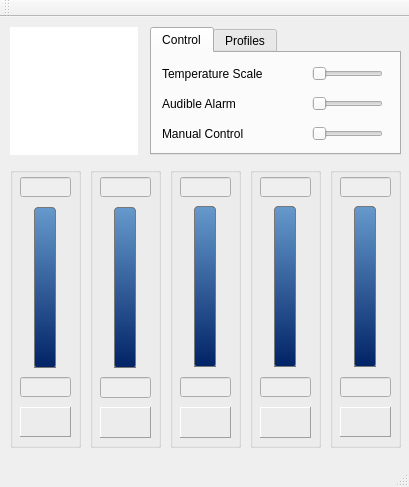
This is gui_mainwindow.ui in Shub77/phoebetria-code as Qt 5 draws it before an edit. The edited form follows.
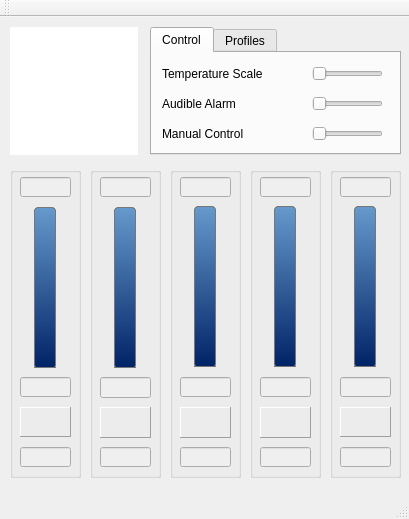
This is the edited form. Icons and pictures are not drawn.

Commit message: Added text boxes for alarm temperatures.

What changed in the file:
```diff
--- a/gui_mainwindow.ui
+++ b/gui_mainwindow.ui
@@ -7,7 +7,7 @@
     <x>0</x>
     <y>0</y>
     <width>409</width>
-    <height>487</height>
+    <height>519</height>
    </rect>
   </property>
   <property name="sizePolicy">
@@ -39,7 +39,7 @@
       <x>330</x>
       <y>150</y>
       <width>71</width>
-      <height>281</height>
+      <height>311</height>
      </rect>
     </property>
     <property name="autoFillBackground">
@@ -186,6 +186,28 @@
       <enum>QSlider::TicksAbove</enum>
      </property>
     </widget>
+    <widget class="QLineEdit" name="ctrl_channel5alarmTemp">
+     <property name="enabled">
+      <bool>false</bool>
+     </property>
+     <property name="geometry">
+      <rect>
+       <x>10</x>
+       <y>280</y>
+       <width>51</width>
+       <height>20</height>
+      </rect>
+     </property>
+     <property name="toolTip">
+      <string>Current RPM</string>
+     </property>
+     <property name="text">
+      <string/>
+     </property>
+     <property name="readOnly">
+      <bool>true</bool>
+     </property>
+    </widget>
    </widget>
    <widget class="QGroupBox" name="groupBox_3">
     <property name="geometry">
@@ -193,7 +215,7 @@
       <x>90</x>
       <y>150</y>
       <width>71</width>
-      <height>281</height>
+      <height>311</height>
      </rect>
     </property>
     <property name="autoFillBackground">
@@ -340,6 +362,28 @@
       <enum>QSlider::TicksAbove</enum>
      </property>
     </widget>
+    <widget class="QLineEdit" name="ctrl_channel2alarmTemp">
+     <property name="enabled">
+      <bool>false</bool>
+     </property>
+     <property name="geometry">
+      <rect>
+       <x>10</x>
+       <y>280</y>
+       <width>51</width>
+       <height>20</height>
+      </rect>
+     </property>
+     <property name="toolTip">
+      <string>Current RPM</string>
+     </property>
+     <property name="text">
+      <string/>
+     </property>
+     <property name="readOnly">
+      <bool>true</bool>
+     </property>
+    </widget>
    </widget>
    <widget class="QGroupBox" name="groupBox_5">
     <property name="geometry">
@@ -347,7 +391,7 @@
       <x>250</x>
       <y>150</y>
       <width>71</width>
-      <height>281</height>
+      <height>311</height>
      </rect>
     </property>
     <property name="autoFillBackground">
@@ -494,6 +538,28 @@
       <enum>QSlider::TicksAbove</enum>
      </property>
     </widget>
+    <widget class="QLineEdit" name="ctrl_channel4alarmTemp">
+     <property name="enabled">
+      <bool>false</bool>
+     </property>
+     <property name="geometry">
+      <rect>
+       <x>10</x>
+       <y>280</y>
+       <width>51</width>
+       <height>20</height>
+      </rect>
+     </property>
+     <property name="toolTip">
+      <string>Current RPM</string>
+     </property>
+     <property name="text">
+      <string/>
+     </property>
+     <property name="readOnly">
+      <bool>true</bool>
+     </property>
+    </widget>
     <zorder>label_5</zorder>
     <zorder>ctrl_channel4speedSlider</zorder>
     <zorder>ctrl_channel4speed</zorder>
@@ -505,7 +571,7 @@
       <x>170</x>
       <y>150</y>
       <width>71</width>
-      <height>281</height>
+      <height>311</height>
      </rect>
     </property>
     <property name="autoFillBackground">
@@ -652,6 +718,28 @@
       <enum>QSlider::TicksAbove</enum>
      </property>
     </widget>
+    <widget class="QLineEdit" name="ctrl_channel3alarmTemp">
+     <property name="enabled">
+      <bool>false</bool>
+     </property>
+     <property name="geometry">
+      <rect>
+       <x>10</x>
+       <y>280</y>
+       <width>51</width>
+       <height>20</height>
+      </rect>
+     </property>
+     <property name="toolTip">
+      <string>Current RPM</string>
+     </property>
+     <property name="text">
+      <string/>
+     </property>
+     <property name="readOnly">
+      <bool>true</bool>
+     </property>
+    </widget>
    </widget>
    <widget class="QGroupBox" name="groupBox_2">
     <property name="geometry">
@@ -659,7 +747,7 @@
       <x>10</x>
       <y>150</y>
       <width>71</width>
-      <height>281</height>
+      <height>311</height>
      </rect>
     </property>
     <property name="autoFillBackground">
@@ -823,6 +911,28 @@
       <enum>QSlider::TicksAbove</enum>
      </property>
     </widget>
+    <widget class="QLineEdit" name="ctrl_channel1alarmTemp">
+     <property name="enabled">
+      <bool>false</bool>
+     </property>
+     <property name="geometry">
+      <rect>
+       <x>10</x>
+       <y>280</y>
+       <width>51</width>
+       <height>20</height>
+      </rect>
+     </property>
+     <property name="toolTip">
+      <string>Current RPM</string>
+     </property>
+     <property name="text">
+      <string/>
+     </property>
+     <property name="readOnly">
+      <bool>true</bool>
+     </property>
+    </widget>
    </widget>
    <widget class="QGraphicsView" name="graphicsView">
     <property name="geometry">
```
Left out of the diff: 3 changed lines with no effect on the pictures.
